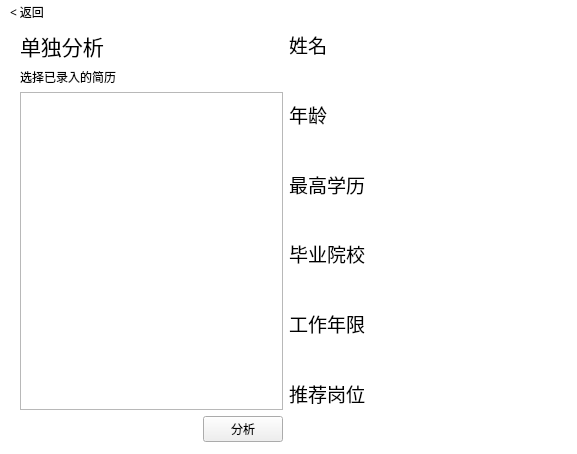
Serein207/CVRecognition, file src/singleanalyse.ui: the form before one commit.
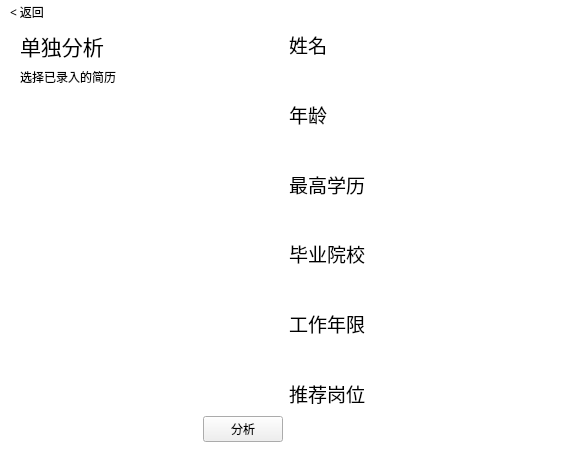
The form after the commit.

Commit message: 新增：文件管理 美化QListWidget

Diff of the .ui file:
```diff
--- a/src/singleanalyse.ui
+++ b/src/singleanalyse.ui
@@ -20,7 +20,30 @@
 
 QDialog {
   background-color: rgb(255, 255, 255);
-}</string>
+}
+
+QListWidget {
+	font: 25 9pt &quot;Microsoft YaHei Light&quot;;
+	border: 15px solid white; /* 设置边框的大小，样式，颜色 */
+	border-radius: 10px;
+}
+
+QListWidget::item {
+    height: 30px;
+}
+
+QListWidget::item:hover {
+	background-color: transparent;
+	padding: 10px;
+	border-left: 3px solid rgb(130, 130, 130);
+}
+QListWidget::item:selected {
+	background-color: transparent;
+	color: black;
+	padding: 10px;
+	border-left: 3px solid black;
+}
+</string>
   </property>
   <widget class="QPushButton" name="button_showMainWin">
    <property name="geometry">
@@ -93,7 +116,11 @@
        </layout>
       </item>
       <item>
-       <widget class="QListWidget" name="listWidget"/>
+       <widget class="QListWidget" name="listWidget">
+        <property name="styleSheet">
+         <string notr="true"/>
+        </property>
+       </widget>
       </item>
       <item>
        <layout class="QHBoxLayout" name="horizontalLayout_2">
```
The commit also changes 10 other files.
